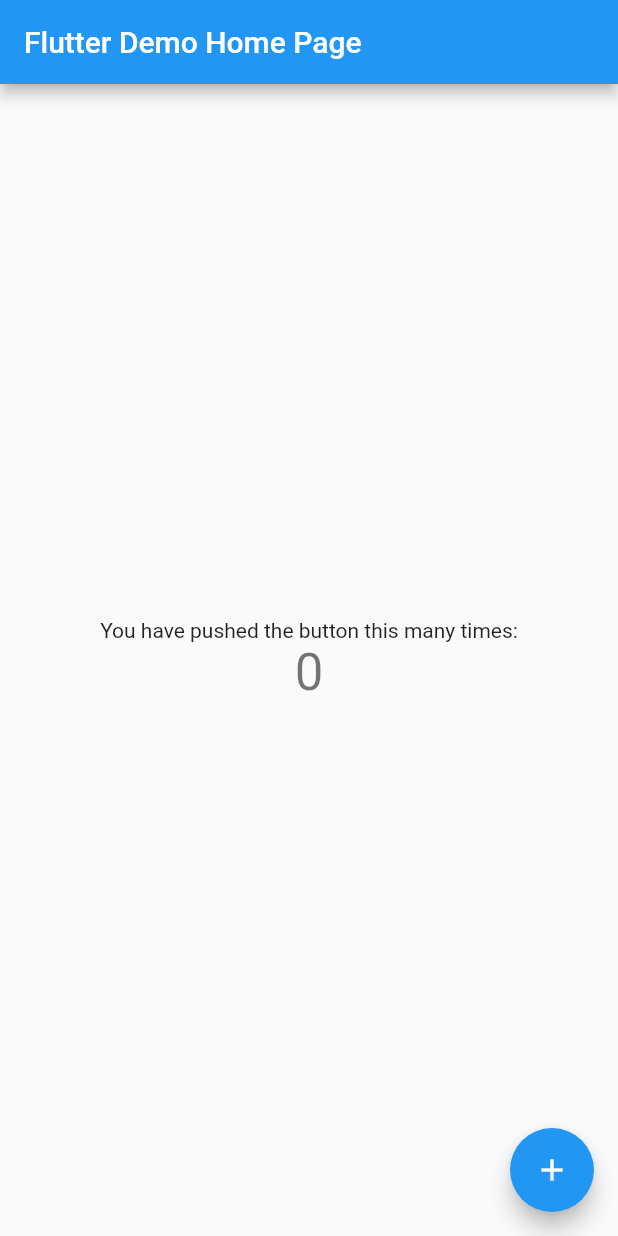
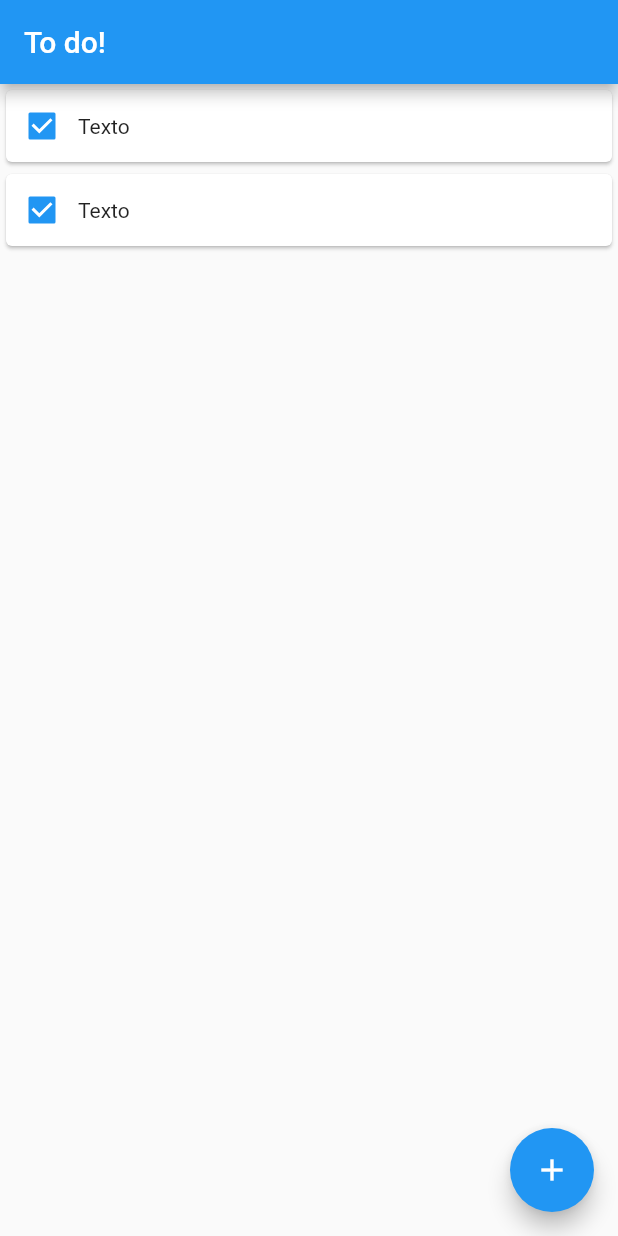
Before and after one commit to CynthiaRaphaella/workshop_flutter, a Flutter app: the screen it shows after launch, on a phone screen of 412 x 824 dp. Run offline on Flutter 3.47's test engine with Material 2 defaults, Android fonts, the phone set to English and light mode, and no system bars.

Commit message:
Create todo screen

```diff
--- a/lib/main.dart
+++ b/lib/main.dart
@@ -1,111 +1,17 @@
 import 'package:flutter/material.dart';
+import 'screens/home.dart';
 
 void main() => runApp(MyApp());
 
 class MyApp extends StatelessWidget {
-  // This widget is the root of your application.
   @override
   Widget build(BuildContext context) {
     return MaterialApp(
-      title: 'Flutter Demo',
+      title: 'To do app',
       theme: ThemeData(
-        // This is the theme of your application.
-        //
-        // Try running your application with "flutter run". You'll see the
-        // application has a blue toolbar. Then, without quitting the app, try
-        // changing the primarySwatch below to Colors.green and then invoke
-        // "hot reload" (press "r" in the console where you ran "flutter run",
-        // or simply save your changes to "hot reload" in a Flutter IDE).
-        // Notice that the counter didn't reset back to zero; the application
-        // is not restarted.
         primarySwatch: Colors.blue,
       ),
-      home: MyHomePage(title: 'Flutter Demo Home Page'),
+      home: HomeScreen()
     );
   }
 }
-
-class MyHomePage extends StatefulWidget {
-  MyHomePage({Key key, this.title}) : super(key: key);
-
-  // This widget is the home page of your application. It is stateful, meaning
-  // that it has a State object (defined below) that contains fields that affect
-  // how it looks.
-
-  // This class is the configuration for the state. It holds the values (in this
-  // case the title) provided by the parent (in this case the App widget) and
-  // used by the build method of the State. Fields in a Widget subclass are
-  // always marked "final".
-
-  final String title;
-
-  @override
-  _MyHomePageState createState() => _MyHomePageState();
-}
-
-class _MyHomePageState extends State<MyHomePage> {
-  int _counter = 0;
-
-  void _incrementCounter() {
-    setState(() {
-      // This call to setState tells the Flutter framework that something has
-      // changed in this State, which causes it to rerun the build method below
-      // so that the display can reflect the updated values. If we changed
-      // _counter without calling setState(), then the build method would not be
-      // called again, and so nothing would appear to happen.
-      _counter++;
-    });
-  }
-
-  @override
-  Widget build(BuildContext context) {
-    // This method is rerun every time setState is called, for instance as done
-    // by the _incrementCounter method above.
-    //
-    // The Flutter framework has been optimized to make rerunning build methods
-    // fast, so that you can just rebuild anything that needs updating rather
-    // than having to individually change instances of widgets.
-    return Scaffold(
-      appBar: AppBar(
-        // Here we take the value from the MyHomePage object that was created by
-        // the App.build method, and use it to set our appbar title.
-        title: Text(widget.title),
-      ),
-      body: Center(
-        // Center is a layout widget. It takes a single child and positions it
-        // in the middle of the parent.
-        child: Column(
-          // Column is also layout widget. It takes a list of children and
-          // arranges them vertically. By default, it sizes itself to fit its
-          // children horizontally, and tries to be as tall as its parent.
-          //
-          // Invoke "debug painting" (press "p" in the console, choose the
-          // "Toggle Debug Paint" action from the Flutter Inspector in Android
-          // Studio, or the "Toggle Debug Paint" command in Visual Studio Code)
-          // to see the wireframe for each widget.
-          //
-          // Column has various properties to control how it sizes itself and
-          // how it positions its children. Here we use mainAxisAlignment to
-          // center the children vertically; the main axis here is the vertical
-          // axis because Columns are vertical (the cross axis would be
-          // horizontal).
-          mainAxisAlignment: MainAxisAlignment.center,
-          children: <Widget>[
-            Text(
-              'You have pushed the button this many times:',
-            ),
-            Text(
-              '$_counter',
-              style: Theme.of(context).textTheme.display1,
-            ),
-          ],
-        ),
-      ),
-      floatingActionButton: FloatingActionButton(
-        onPressed: _incrementCounter,
-        tooltip: 'Increment',
-        child: Icon(Icons.add),
-      ), // This trailing comma makes auto-formatting nicer for build methods.
-    );
-  }
-}
--- /dev/null
+++ b/lib/screens/home.dart
@@ -0,0 +1,14 @@
+import 'package:flutter/material.dart';
+import 'package:workshop_flutter/widgets/todo_list.dart';
+
+class HomeScreen extends StatelessWidget {
+  @override
+  Widget build(BuildContext context) => Scaffold(
+        appBar: AppBar(title: Text("To do!")),
+        body: TodoList(),
+        floatingActionButton: FloatingActionButton(
+          onPressed: () => print('New todo'),
+          child: Icon(Icons.add),
+        ),
+      );
+}
--- /dev/null
+++ b/lib/widgets/todo_item.dart
@@ -0,0 +1,18 @@
+import 'package:flutter/material.dart';
+
+class TodoItem extends StatelessWidget {
+  @override
+  Widget build(BuildContext context) => Card(
+          child: Row(
+            children: <Widget>[
+              Checkbox(
+                onChanged: (value) => print(value),
+                value: true,
+              ),
+              Text(
+                'Texto',
+              )
+            ],
+          )
+    );
+}
--- /dev/null
+++ b/lib/widgets/todo_list.dart
@@ -0,0 +1,10 @@
+import 'package:flutter/material.dart';
+import 'todo_item.dart';
+
+class TodoList extends StatelessWidget {
+  @override
+  Widget build(BuildContext context) => Center(
+          child: ListView(
+        children: <Widget>[TodoItem(), TodoItem()],
+      ));
+}
```
